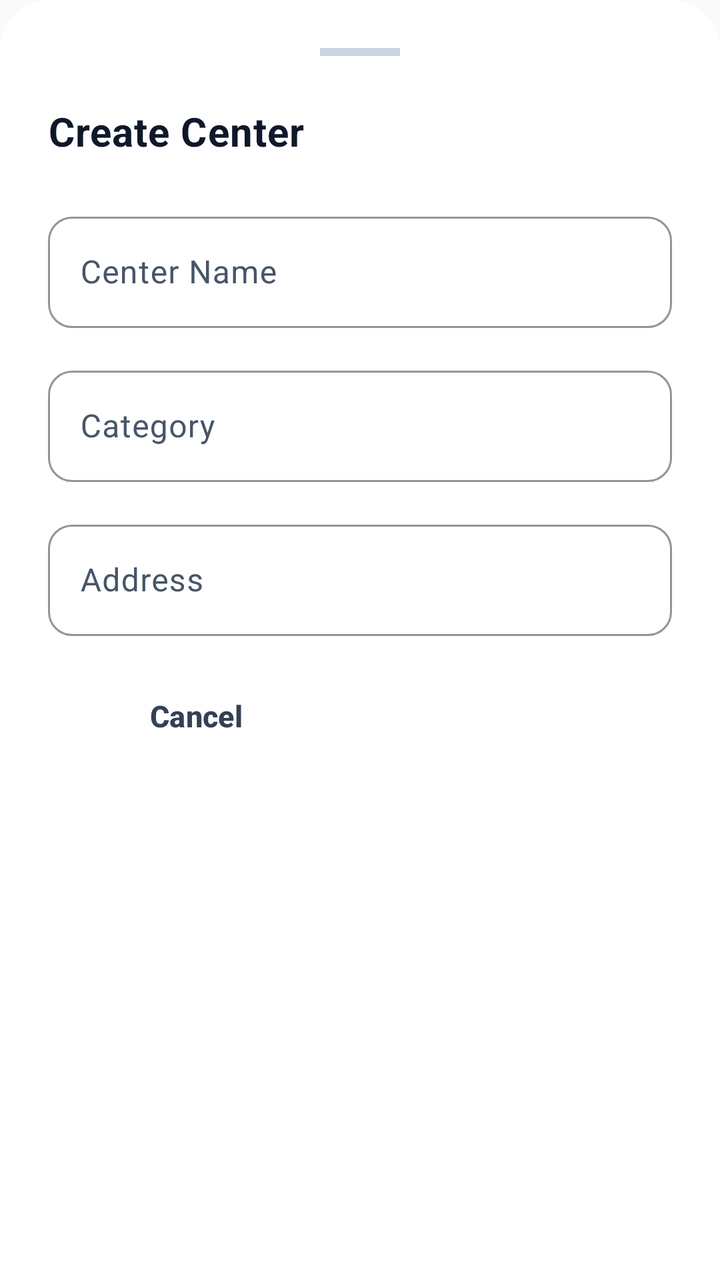
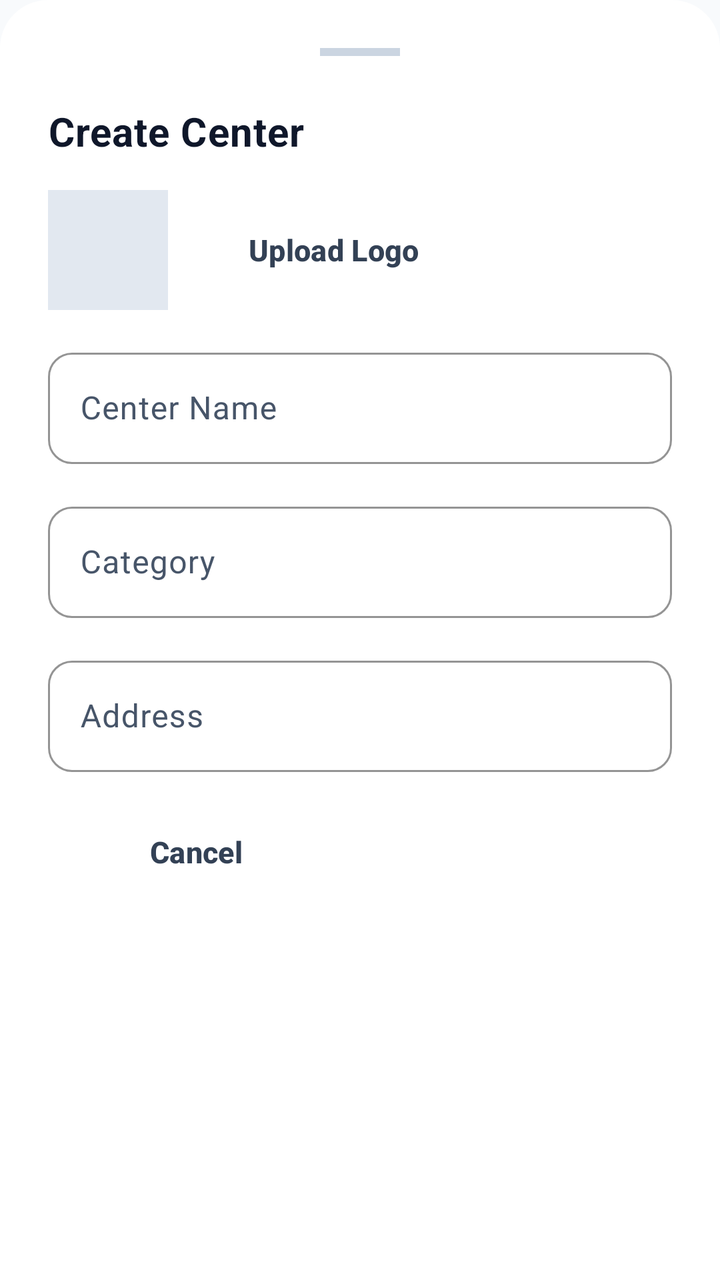

Two renders of the same Android screen: before a commit and after it. Below are the layout's source before the change and the commit's diff.
<!-- AndroidManifest.xml: application theme Theme.QueueEase -->
<!-- res/layout/bottom_sheet_edit_center.xml -->
<?xml version="1.0" encoding="utf-8"?>
<LinearLayout xmlns:android="http://schemas.android.com/apk/res/android"
    xmlns:app="http://schemas.android.com/apk/res-auto"
    android:layout_width="match_parent"
    android:layout_height="wrap_content"
    android:background="@drawable/bg_bottom_sheet"
    android:orientation="vertical"
    android:padding="24dp">

    <View
        android:layout_width="40dp"
        android:layout_height="4dp"
        android:layout_gravity="center_horizontal"
        android:layout_marginBottom="24dp"
        android:background="@color/gray_300" />

    <TextView
        android:id="@+id/tvTitle"
        style="@style/QueueEase.Text.SectionTitle"
        android:layout_width="wrap_content"
        android:layout_height="wrap_content"
        android:layout_marginBottom="24dp"
        android:text="@string/create_center" />

    <com.google.android.material.textfield.TextInputLayout
        style="@style/QueueEase.TextInput"
        android:layout_width="match_parent"
        android:layout_height="wrap_content"
        android:hint="@string/center_name"
        android:layout_marginBottom="16dp">

        <com.google.android.material.textfield.TextInputEditText
            android:id="@+id/etName"
            android:layout_width="match_parent"
            android:layout_height="wrap_content"
            android:inputType="text" />
    </com.google.android.material.textfield.TextInputLayout>

    <com.google.android.material.textfield.TextInputLayout
        style="@style/QueueEase.TextInput"
        android:layout_width="match_parent"
        android:layout_height="wrap_content"
        android:hint="@string/category"
        android:layout_marginBottom="16dp">

        <com.google.android.material.textfield.TextInputEditText
            android:id="@+id/etCategory"
            android:layout_width="match_parent"
            android:layout_height="wrap_content"
            android:inputType="text" />
    </com.google.android.material.textfield.TextInputLayout>

    <com.google.android.material.textfield.TextInputLayout
        style="@style/QueueEase.TextInput"
        android:layout_width="match_parent"
        android:layout_height="wrap_content"
        android:hint="@string/address"
        android:layout_marginBottom="16dp">

        <com.google.android.material.textfield.TextInputEditText
            android:id="@+id/etAddress"
            android:layout_width="match_parent"
            android:layout_height="wrap_content"
            android:inputType="textPostalAddress" />
    </com.google.android.material.textfield.TextInputLayout>

    <LinearLayout
        android:layout_width="match_parent"
        android:layout_height="wrap_content"
        android:orientation="horizontal"
        android:layout_marginBottom="32dp">

        <Button
            android:id="@+id/btnCancel"
            style="@style/QueueEase.Button.Outline"
            android:layout_width="0dp"
            android:layout_height="wrap_content"
            android:layout_weight="1"
            android:layout_marginEnd="8dp"
            android:text="@string/cancel" />

        <Button
            android:id="@+id/btnSave"
            style="@style/QueueEase.Button.Primary"
            android:layout_width="0dp"
            android:layout_height="wrap_content"
            android:layout_weight="1"
            android:layout_marginStart="8dp"
            android:text="@string/save" />
    </LinearLayout>

</LinearLayout>
<!-- resources referenced by this layout -->
<resources>
  <color name="gray_300">#CBD5E1</color>
  <!-- drawable bg_bottom_sheet (drawable) -->
  <?xml version="1.0" encoding="utf-8"?>
  <shape xmlns:android="http://schemas.android.com/apk/res/android"
      android:shape="rectangle">
      <solid android:color="#FFFFFF" />
      <corners
          android:topLeftRadius="24dp"
          android:topRightRadius="24dp" />
  </shape>
  <string name="address">Address</string>
  <string name="cancel">Cancel</string>
  <string name="category">Category</string>
  <string name="center_name">Center Name</string>
  <string name="create_center">Create Center</string>
  <string name="save">Save</string>
  <style name="QueueEase.Button.Outline" parent="Widget.Material3.Button.OutlinedButton">
          <item name="android:layout_height">@dimen/button_height</item>
          <item name="android:textAllCaps">false</item>
          <item name="android:textSize">@dimen/text_base</item>
          <item name="android:textStyle">bold</item>
          <item name="cornerRadius">@dimen/radius_md</item>
          <item name="strokeColor">@color/gray_300</item>
          <item name="android:textColor">@color/gray_700</item>
      </style>
  <style name="QueueEase.Button.Primary" parent="QueueEase.Button">
          <item name="backgroundTint">@color/blue_600</item>
          <item name="android:textColor">@color/white</item>
      </style>
  <style name="QueueEase.Text.SectionTitle">
          <item name="android:textSize">@dimen/text_xl</item>
          <item name="android:textStyle">bold</item>
          <item name="android:textColor">@color/gray_900</item>
      </style>
  <style name="QueueEase.TextInput" parent="Widget.Material3.TextInputLayout.OutlinedBox">
          <item name="boxStrokeColor">@color/gray_300</item>
          <item name="boxStrokeWidth">1dp</item>
          <item name="boxStrokeWidthFocused">2dp</item>
          <item name="boxBackgroundColor">@color/white</item>
          <item name="boxCornerRadiusTopStart">@dimen/radius_md</item>
          <item name="boxCornerRadiusTopEnd">@dimen/radius_md</item>
          <item name="boxCornerRadiusBottomStart">@dimen/radius_md</item>
          <item name="boxCornerRadiusBottomEnd">@dimen/radius_md</item>
          <item name="hintTextColor">@color/blue_600</item>
      </style>
  <style name="Theme.QueueEase" parent="Base.Theme.QueueEase" />
  <dimen name="button_height">48dp</dimen>
  <dimen name="text_base">15sp</dimen>
  <dimen name="radius_md">12dp</dimen>
  <color name="gray_700">#334155</color>
  <style name="QueueEase.Button" parent="Widget.Material3.Button">
          <item name="android:layout_height">@dimen/button_height</item>
          <item name="android:textAllCaps">false</item>
          <item name="android:textSize">@dimen/text_base</item>
          <item name="android:textStyle">bold</item>
          <item name="cornerRadius">@dimen/radius_md</item>
      </style>
  <color name="blue_600">#1D4ED8</color>
  <color name="white">#FFFFFFFF</color>
  <dimen name="text_xl">20sp</dimen>
  <color name="gray_900">#0F172A</color>
  <color name="blue_100">#DBEAFE</color>
  <color name="blue_700">#1E40AF</color>
  <color name="green_600">#047857</color>
  <color name="green_50">#ECFDF5</color>
  <color name="purple_500">#7C3AED</color>
  <color name="red_500">#DC2626</color>
  <color name="red_50">#FEF2F2</color>
  <color name="gray_800">#1E293B</color>
  <color name="gray_50">#F8FAFC</color>
  <color name="gray_600">#475569</color>
  <color name="border_subtle">#E5E7EB</color>
  <style name="QueueEase.ShapeSmall" parent="ShapeAppearance.Material3.SmallComponent">
          <item name="cornerSize">8dp</item>
      </style>
  <style name="QueueEase.ShapeMedium" parent="ShapeAppearance.Material3.MediumComponent">
          <item name="cornerSize">12dp</item>
      </style>
  <style name="QueueEase.ShapeLarge" parent="ShapeAppearance.Material3.LargeComponent">
          <item name="cornerSize">16dp</item>
      </style>
  <!-- unchanged entries left out for length: 1 -->
</resources>

<!-- the commit's change to res/layout/bottom_sheet_edit_center.xml (unified diff, before → after) -->
@@ -19,8 +19,32 @@
         style="@style/QueueEase.Text.SectionTitle"
         android:layout_width="wrap_content"
         android:layout_height="wrap_content"
-        android:layout_marginBottom="24dp"
+        android:layout_marginBottom="16dp"
         android:text="@string/create_center" />
+
+    <LinearLayout
+        android:layout_width="match_parent"
+        android:layout_height="wrap_content"
+        android:orientation="horizontal"
+        android:gravity="center_vertical"
+        android:layout_marginBottom="16dp">
+
+        <ImageView
+            android:id="@+id/ivLogo"
+            android:layout_width="60dp"
+            android:layout_height="60dp"
+            android:background="@color/gray_200"
+            android:scaleType="centerCrop"
+            android:layout_marginEnd="16dp"
+            android:contentDescription="Brand Logo" />
+
+        <Button
+            android:id="@+id/btnUploadLogo"
+            style="@style/QueueEase.Button.Outline"
+            android:layout_width="wrap_content"
+            android:layout_height="wrap_content"
+            android:text="Upload Logo" />
+    </LinearLayout>
 
     <com.google.android.material.textfield.TextInputLayout
         style="@style/QueueEase.TextInput"
<!-- resource entries referenced after the edit -->
@@ -1,5 +1,6 @@
 <!-- resources referenced by this layout -->
 <resources>
+  <color name="gray_200">#E2E8F0</color>
   <color name="gray_300">#CBD5E1</color>
   <!-- drawable bg_bottom_sheet (drawable) -->
   <?xml version="1.0" encoding="utf-8"?>
